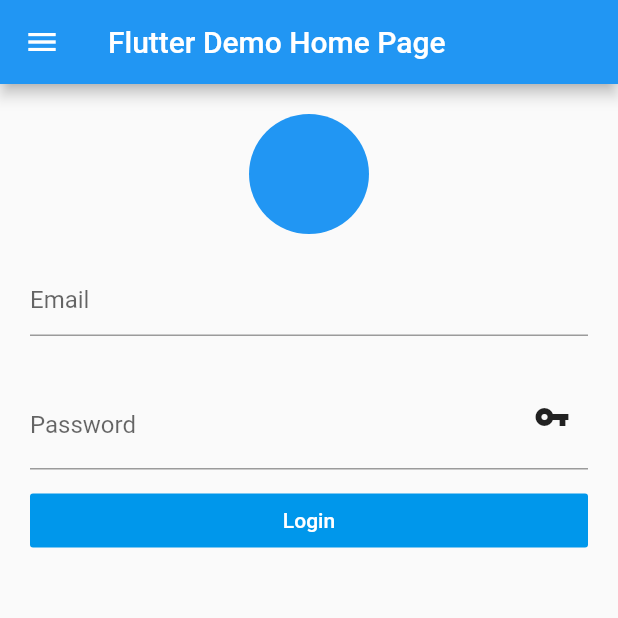
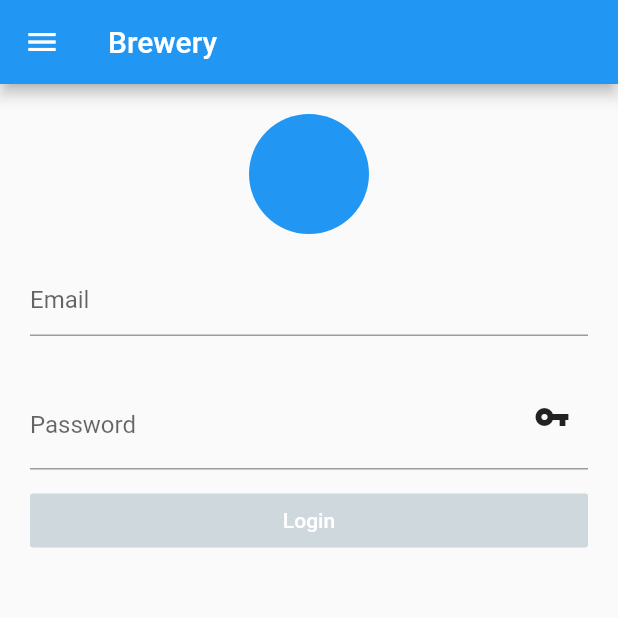
Before and after one commit to thebreweryapp/flutter-widgets, a Flutter app: the screen it shows after launch, in the side drawer, after a tap on "Login Template", on a phone screen of 412 x 824 dp, the top half of it. Run offline on Flutter 3.47's test engine with Material 2 defaults, Android fonts, the phone set to English and light mode, and no system bars; network calls fail.

```diff
--- a/lib/src/app.dart
+++ b/lib/src/app.dart
@@ -38,8 +38,8 @@ class HomePage extends StatefulWidget {
 }
 
 class HomePageState extends State<HomePage> {
-  String title = "Flutter Demo Home Page";
-  Widget highlightWidget = Text('My Page!');
+  String title = "Brewery";
+  Widget highlightWidget = Center(child: Text('Brewery Flutter Widget!'));
 
   @override
   Widget build(BuildContext context) {
--- a/lib/src/widgets/brewery_login.dart
+++ b/lib/src/widgets/brewery_login.dart
@@ -4,10 +4,17 @@ import 'primary_button.dart';
 
 class BreweryLoginWidget extends StatelessWidget {
   final Image logo;
+  final ValueChanged<String> usernameOnChangeListener;
+  final ValueChanged<String> passwordOnChangeListener;
+  final VoidCallback submitOnPressed;
+  var _controller = TextEditingController();
 
-  const BreweryLoginWidget({
+  BreweryLoginWidget({
     Key key,
     this.logo,
+    this.usernameOnChangeListener,
+    this.passwordOnChangeListener,
+    this.submitOnPressed,
   });
 
   bool shouldShowImage() {
@@ -43,6 +50,8 @@ class BreweryLoginWidget extends StatelessWidget {
                 width: 300,
                 margin: EdgeInsets.only(top: 20.0, bottom: 10.0),
                 child: TextField(
+                  onChanged: usernameOnChangeListener,
+                  controller: _controller,
                   decoration: InputDecoration(
                       border: UnderlineInputBorder(
                           borderSide: BorderSide(color: Color(0xFFCFD8DC))),
@@ -52,9 +61,11 @@ class BreweryLoginWidget extends StatelessWidget {
             Container(
                 width: 300,
                 margin: EdgeInsets.only(top: 20.0, bottom: 10.0),
-                child: BreweryPasswordField()),
+                child: BreweryPasswordField(passwordOnChangeListener)),
             PrimaryButton(
-                minWidth: double.infinity, onPressed: () {}, text: 'Login'),
+                minWidth: double.infinity,
+                onPressed: submitOnPressed,
+                text: 'Login'),
           ]),
     );
   }
--- a/lib/src/widgets/brewery_passwordfield.dart
+++ b/lib/src/widgets/brewery_passwordfield.dart
@@ -1,15 +1,25 @@
 import 'package:flutter/material.dart';
 
 class BreweryPasswordField extends StatefulWidget {
+  ValueChanged<String> passwordOnChangeListener;
+
+  BreweryPasswordField(this.passwordOnChangeListener);
+
   @override
-  BreweryPasswordFieldState createState() => BreweryPasswordFieldState();
+  BreweryPasswordFieldState createState() =>
+      BreweryPasswordFieldState(passwordOnChangeListener);
 }
 
 class BreweryPasswordFieldState extends State<BreweryPasswordField> {
   // Initially password is obscure
   bool _obscureText = true;
 
+  var _controller = TextEditingController();
+
+  ValueChanged<String> passwordOnChangeListener;
   String _password;
+
+  BreweryPasswordFieldState(this.passwordOnChangeListener);
 
   // Toggles the password show status
   void _toggle() {
@@ -28,8 +38,12 @@ class BreweryPasswordFieldState extends State<BreweryPasswordField> {
               labelText: 'Password',
             ),
             validator: (val) => val.length < 6 ? 'Password too short.' : null,
-            onSaved: (val) => _password = val,
+            onSaved: (val) => {
+                  passwordOnChangeListener(val),
+                  _password = val,
+                },
             obscureText: _obscureText,
+            controller: _controller,
           ),
           new Align(
             alignment: Alignment.centerRight,
```
